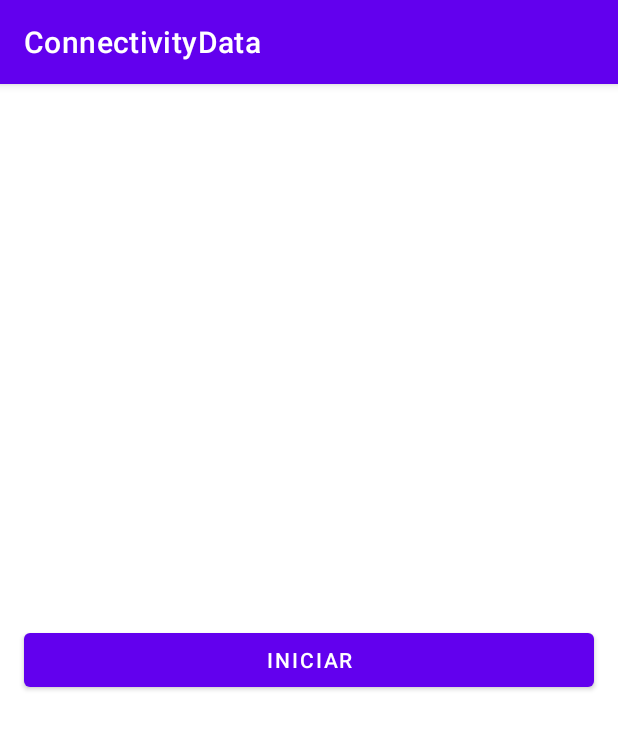
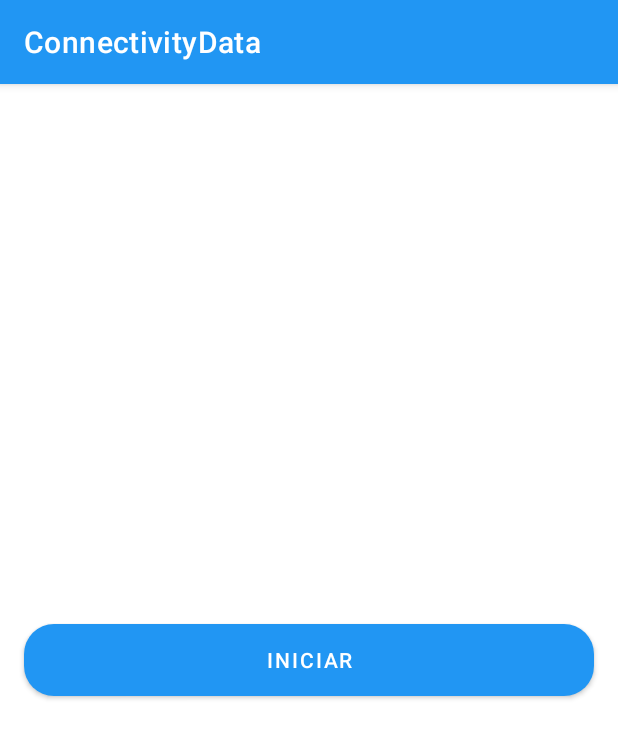
Before and after one commit to FerreirinhaJean/ConnectivityData, an Android app: the screen it shows after launch (MainActivity), on a phone screen of 412 x 824 dp. Shown: the top 738 px of the screen. Run offline under Robolectric (Android 15) with nearby library versions, the phone set to English and light mode, and no system bars; Roboto replaces fonts that are not available here.

Commit message:
Alter theme

```diff
--- /dev/null
+++ b/app/src/main/res/drawable/rounded_button.xml
@@ -0,0 +1,4 @@
+<shape xmlns:android="http://schemas.android.com/apk/res/android">
+    <corners android:radius="20dp" /> <!-- Define o raio dos cantos (20dp neste exemplo) -->
+    <solid android:color="@color/purple_700" /> <!-- Define a cor de fundo do botão -->
+</shape>
--- a/app/src/main/res/layout/activity_get_connectivity_data.xml
+++ b/app/src/main/res/layout/activity_get_connectivity_data.xml
@@ -21,14 +21,15 @@
 
     <Button
         android:id="@+id/btParar"
-        android:layout_width="wrap_content"
+        android:layout_width="0dp"
         android:layout_height="wrap_content"
         android:layout_marginStart="8dp"
         android:layout_marginEnd="8dp"
-        android:layout_marginBottom="8dp"
+        android:layout_marginBottom="24dp"
         android:text="Parar"
         app:layout_constraintBottom_toBottomOf="parent"
         app:layout_constraintEnd_toEndOf="parent"
         app:layout_constraintStart_toStartOf="parent"
+        android:background="@drawable/rounded_button"
         app:layout_constraintTop_toBottomOf="@+id/rvDados" />
 </androidx.constraintlayout.widget.ConstraintLayout>
--- a/app/src/main/res/layout/activity_main.xml
+++ b/app/src/main/res/layout/activity_main.xml
@@ -16,5 +16,6 @@
         app:layout_constraintBottom_toBottomOf="parent"
         app:layout_constraintEnd_toEndOf="parent"
         app:layout_constraintStart_toStartOf="parent"
+        android:background="@drawable/rounded_button"
         app:layout_constraintTop_toTopOf="parent" />
 </androidx.constraintlayout.widget.ConstraintLayout>
--- a/app/src/main/res/values/colors.xml
+++ b/app/src/main/res/values/colors.xml
@@ -1,10 +1,10 @@
 <?xml version="1.0" encoding="utf-8"?>
 <resources>
-    <color name="purple_200">#FFBB86FC</color>
-    <color name="purple_500">#FF6200EE</color>
-    <color name="purple_700">#FF3700B3</color>
-    <color name="teal_200">#FF03DAC5</color>
-    <color name="teal_700">#FF018786</color>
+    <color name="purple_200">#2196F3</color>
+    <color name="purple_500">#2196F3</color>
+    <color name="purple_700">#03A9F4</color>
+    <color name="teal_200">#03A9F4</color>
+    <color name="teal_700">#00BCD4</color>
     <color name="black">#FF000000</color>
     <color name="white">#FFFFFFFF</color>
 </resources>
```
Also changed, not shown: app/src/main/java/br/com/jean/connectivitydata/adapter/ListAdapter.java (+5 -5 lines).
